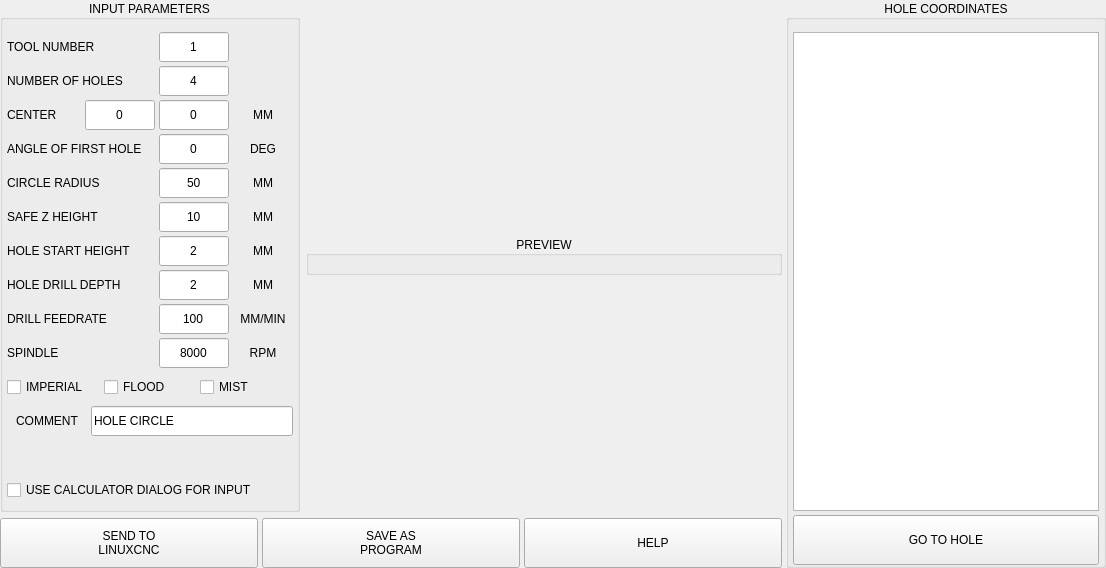
Above: utils/hole_circle.ui from persei802/QtDragon_hd before the change. Below: the same form after it.
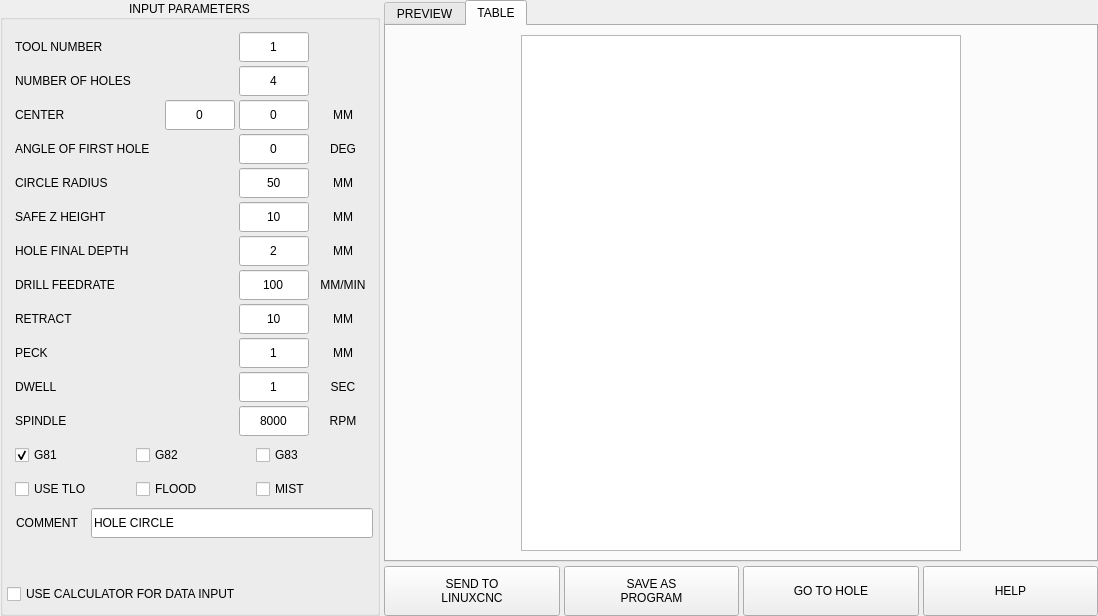
That is the form after the change. The open tabs and pages were chosen to show the change.

Commit message: put preview and report table in a tab_widget

Diff of the .ui file:
```diff
--- a/utils/hole_circle.ui
+++ b/utils/hole_circle.ui
@@ -6,14 +6,14 @@
    <rect>
     <x>0</x>
     <y>0</y>
-    <width>1106</width>
-    <height>568</height>
+    <width>1098</width>
+    <height>616</height>
    </rect>
   </property>
   <property name="windowTitle">
    <string>Form</string>
   </property>
-  <layout class="QHBoxLayout" name="horizontalLayout_14" stretch="1,0">
+  <layout class="QHBoxLayout" name="horizontalLayout_14" stretch="0,1">
    <property name="spacing">
     <number>4</number>
    </property>
@@ -30,29 +30,16 @@
     <number>0</number>
    </property>
    <item>
-    <layout class="QVBoxLayout" name="verticalLayout_2">
-     <property name="spacing">
-      <number>6</number>
+    <widget class="QGroupBox" name="gbox_parameters">
+     <property name="minimumSize">
+      <size>
+       <width>380</width>
+       <height>0</height>
+      </size>
      </property>
-     <property name="rightMargin">
-      <number>0</number>
-     </property>
-     <item>
-      <layout class="QHBoxLayout" name="horizontalLayout_15">
-       <property name="topMargin">
-        <number>0</number>
-       </property>
-       <property name="rightMargin">
-        <number>0</number>
-       </property>
-       <property name="bottomMargin">
-        <number>0</number>
-       </property>
-       <item>
-        <widget class="QGroupBox" name="groupbox_parameters">
          <property name="maximumSize">
           <size>
-           <width>300</width>
+       <width>380</width>
            <height>16777215</height>
           </size>
          </property>
@@ -90,19 +77,22 @@
              <widget class="QLabel" name="lbl_tool">
               <property name="minimumSize">
                <size>
-                <width>160</width>
+            <width>0</width>
                 <height>0</height>
                </size>
               </property>
               <property name="maximumSize">
                <size>
-                <width>160</width>
+            <width>16777215</width>
                 <height>16777215</height>
                </size>
               </property>
               <property name="text">
                <string>TOOL NUMBER</string>
               </property>
+          <property name="indent">
+           <number>8</number>
+          </property>
              </widget>
             </item>
             <item>
@@ -172,19 +162,22 @@
              <widget class="QLabel" name="lbl_num_holes">
               <property name="minimumSize">
                <size>
-                <width>160</width>
+            <width>0</width>
                 <height>0</height>
                </size>
               </property>
               <property name="maximumSize">
                <size>
-                <width>160</width>
+            <width>16777215</width>
                 <height>16777215</height>
                </size>
               </property>
               <property name="text">
                <string>NUMBER OF HOLES</string>
               </property>
+          <property name="indent">
+           <number>8</number>
+          </property>
              </widget>
             </item>
             <item>
@@ -279,6 +272,9 @@
               <property name="text">
                <string>CENTER</string>
               </property>
+          <property name="indent">
+           <number>8</number>
+          </property>
              </widget>
             </item>
             <item>
@@ -395,6 +391,9 @@
               <property name="text">
                <string>ANGLE OF FIRST HOLE</string>
               </property>
+          <property name="indent">
+           <number>8</number>
+          </property>
              </widget>
             </item>
             <item>
@@ -492,6 +491,9 @@
               <property name="text">
                <string>CIRCLE RADIUS</string>
               </property>
+          <property name="indent">
+           <number>8</number>
+          </property>
              </widget>
             </item>
             <item>
@@ -586,6 +588,9 @@
               <property name="text">
                <string>SAFE Z HEIGHT</string>
               </property>
+          <property name="indent">
+           <number>8</number>
+          </property>
              </widget>
             </item>
             <item>
@@ -655,91 +660,6 @@
             </item>
            </layout>
           </item>
-          <item>
-           <layout class="QHBoxLayout" name="horizontalLayout_2">
-            <property name="spacing">
-             <number>4</number>
-            </property>
-            <property name="topMargin">
-             <number>0</number>
-            </property>
-            <item>
-             <widget class="QLabel" name="lbl_start_height">
-              <property name="maximumSize">
-               <size>
-                <width>16777215</width>
-                <height>16777215</height>
-               </size>
-              </property>
-              <property name="text">
-               <string>HOLE START HEIGHT</string>
-              </property>
-             </widget>
-            </item>
-            <item>
-             <widget class="QLineEdit" name="lineEdit_start">
-              <property name="sizePolicy">
-               <sizepolicy hsizetype="Preferred" vsizetype="Preferred">
-                <horstretch>0</horstretch>
-                <verstretch>0</verstretch>
-               </sizepolicy>
-              </property>
-              <property name="minimumSize">
-               <size>
-                <width>70</width>
-                <height>30</height>
-               </size>
-              </property>
-              <property name="maximumSize">
-               <size>
-                <width>70</width>
-                <height>30</height>
-               </size>
-              </property>
-              <property name="focusPolicy">
-               <enum>Qt::ClickFocus</enum>
-              </property>
-              <property name="text">
-               <string>2</string>
-              </property>
-              <property name="alignment">
-               <set>Qt::AlignCenter</set>
-              </property>
-             </widget>
-            </item>
-            <item>
-             <widget class="QLabel" name="lbl_start_unit">
-              <property name="sizePolicy">
-               <sizepolicy hsizetype="Preferred" vsizetype="Preferred">
-                <horstretch>0</horstretch>
-                <verstretch>0</verstretch>
-               </sizepolicy>
-              </property>
-              <property name="minimumSize">
-               <size>
-                <width>60</width>
-                <height>24</height>
-               </size>
-              </property>
-              <property name="maximumSize">
-               <size>
-                <width>60</width>
-                <height>24</height>
-               </size>
-              </property>
-              <property name="text">
-               <string>MM</string>
-              </property>
-              <property name="scaledContents">
-               <bool>true</bool>
-              </property>
-              <property name="alignment">
-               <set>Qt::AlignCenter</set>
-              </property>
-             </widget>
-            </item>
-           </layout>
-          </item>
           <item>
            <layout class="QHBoxLayout" name="horizontalLayout_11">
             <property name="spacing">
@@ -763,7 +683,10 @@
                </size>
               </property>
               <property name="text">
-               <string>HOLE DRILL DEPTH</string>
+           <string>HOLE FINAL DEPTH</string>
+          </property>
+          <property name="indent">
+           <number>8</number>
               </property>
              </widget>
             </item>
@@ -850,6 +773,9 @@
               <property name="text">
                <string>DRILL FEEDRATE</string>
               </property>
+          <property name="indent">
+           <number>8</number>
+          </property>
              </widget>
             </item>
             <item>
@@ -919,6 +845,222 @@
             </item>
            </layout>
           </item>
+      <item>
+       <layout class="QHBoxLayout" name="horizontalLayout_15">
+        <property name="spacing">
+         <number>4</number>
+        </property>
+        <property name="topMargin">
+         <number>0</number>
+        </property>
+        <item>
+         <widget class="QLabel" name="label_3">
+          <property name="text">
+           <string>RETRACT</string>
+          </property>
+          <property name="indent">
+           <number>8</number>
+          </property>
+         </widget>
+        </item>
+        <item>
+         <widget class="QLineEdit" name="lineEdit_retract">
+          <property name="sizePolicy">
+           <sizepolicy hsizetype="Preferred" vsizetype="Preferred">
+            <horstretch>0</horstretch>
+            <verstretch>0</verstretch>
+           </sizepolicy>
+          </property>
+          <property name="minimumSize">
+           <size>
+            <width>70</width>
+            <height>30</height>
+           </size>
+          </property>
+          <property name="maximumSize">
+           <size>
+            <width>70</width>
+            <height>30</height>
+           </size>
+          </property>
+          <property name="focusPolicy">
+           <enum>Qt::ClickFocus</enum>
+          </property>
+          <property name="text">
+           <string>10</string>
+          </property>
+          <property name="alignment">
+           <set>Qt::AlignCenter</set>
+          </property>
+         </widget>
+        </item>
+        <item>
+         <widget class="QLabel" name="lbl_retract_unit">
+          <property name="minimumSize">
+           <size>
+            <width>60</width>
+            <height>0</height>
+           </size>
+          </property>
+          <property name="maximumSize">
+           <size>
+            <width>60</width>
+            <height>16777215</height>
+           </size>
+          </property>
+          <property name="text">
+           <string>MM</string>
+          </property>
+          <property name="alignment">
+           <set>Qt::AlignCenter</set>
+          </property>
+         </widget>
+        </item>
+       </layout>
+      </item>
+      <item>
+       <layout class="QHBoxLayout" name="horizontalLayout_18">
+        <property name="spacing">
+         <number>4</number>
+        </property>
+        <property name="topMargin">
+         <number>0</number>
+        </property>
+        <item>
+         <widget class="QLabel" name="label_6">
+          <property name="text">
+           <string>PECK</string>
+          </property>
+          <property name="indent">
+           <number>8</number>
+          </property>
+         </widget>
+        </item>
+        <item>
+         <widget class="QLineEdit" name="lineEdit_peck">
+          <property name="sizePolicy">
+           <sizepolicy hsizetype="Preferred" vsizetype="Preferred">
+            <horstretch>0</horstretch>
+            <verstretch>0</verstretch>
+           </sizepolicy>
+          </property>
+          <property name="minimumSize">
+           <size>
+            <width>70</width>
+            <height>30</height>
+           </size>
+          </property>
+          <property name="maximumSize">
+           <size>
+            <width>70</width>
+            <height>30</height>
+           </size>
+          </property>
+          <property name="text">
+           <string>1</string>
+          </property>
+          <property name="alignment">
+           <set>Qt::AlignCenter</set>
+          </property>
+         </widget>
+        </item>
+        <item>
+         <widget class="QLabel" name="lbl_peck_unit">
+          <property name="minimumSize">
+           <size>
+            <width>60</width>
+            <height>30</height>
+           </size>
+          </property>
+          <property name="maximumSize">
+           <size>
+            <width>60</width>
+            <height>30</height>
+           </size>
+          </property>
+          <property name="text">
+           <string>MM</string>
+          </property>
+          <property name="alignment">
+           <set>Qt::AlignCenter</set>
+          </property>
+         </widget>
+        </item>
+       </layout>
+      </item>
+      <item>
+       <layout class="QHBoxLayout" name="horizontalLayout_17">
+        <property name="spacing">
+         <number>4</number>
+        </property>
+        <property name="topMargin">
+         <number>0</number>
+        </property>
+        <item>
+         <widget class="QLabel" name="label_4">
+          <property name="text">
+           <string>DWELL</string>
+          </property>
+          <property name="indent">
+           <number>8</number>
+          </property>
+         </widget>
+        </item>
+        <item>
+         <widget class="QLineEdit" name="lineEdit_dwell">
+          <property name="sizePolicy">
+           <sizepolicy hsizetype="Preferred" vsizetype="Preferred">
+            <horstretch>0</horstretch>
+            <verstretch>0</verstretch>
+           </sizepolicy>
+          </property>
+          <property name="minimumSize">
+           <size>
+            <width>70</width>
+            <height>30</height>
+           </size>
+          </property>
+          <property name="maximumSize">
+           <size>
+            <width>70</width>
+            <height>30</height>
+           </size>
+          </property>
+          <property name="focusPolicy">
+           <enum>Qt::ClickFocus</enum>
+          </property>
+          <property name="text">
+           <string>1</string>
+          </property>
+          <property name="alignment">
+           <set>Qt::AlignCenter</set>
+          </property>
+         </widget>
+        </item>
+        <item>
+         <widget class="QLabel" name="label_5">
+          <property name="minimumSize">
+           <size>
+            <width>60</width>
+            <height>0</height>
+           </size>
+          </property>
+          <property name="maximumSize">
+           <size>
+            <width>60</width>
+            <height>16777215</height>
+           </size>
+          </property>
+          <property name="text">
+           <string>SEC</string>
+          </property>
+          <property name="alignment">
+           <set>Qt::AlignCenter</set>
+          </property>
+         </widget>
+        </item>
+       </layout>
+      </item>
           <item>
            <layout class="QHBoxLayout" name="horizontalLayout_10">
             <property name="spacing">
@@ -938,6 +1080,9 @@
               <property name="text">
                <string>SPINDLE</string>
               </property>
+          <property name="indent">
+           <number>8</number>
+          </property>
              </widget>
             </item>
             <item>
@@ -1007,11 +1152,132 @@
             </item>
            </layout>
           </item>
+      <item>
+       <layout class="QHBoxLayout" name="horizontalLayout_13">
+        <property name="spacing">
+         <number>4</number>
+        </property>
+        <property name="leftMargin">
+         <number>8</number>
+        </property>
+        <property name="topMargin">
+         <number>0</number>
+        </property>
+        <item>
+         <widget class="QCheckBox" name="chk_g81">
+          <property name="sizePolicy">
+           <sizepolicy hsizetype="Preferred" vsizetype="Preferred">
+            <horstretch>0</horstretch>
+            <verstretch>0</verstretch>
+           </sizepolicy>
+          </property>
+          <property name="minimumSize">
+           <size>
+            <width>0</width>
+            <height>30</height>
+           </size>
+          </property>
+          <property name="maximumSize">
+           <size>
+            <width>16777215</width>
+            <height>30</height>
+           </size>
+          </property>
+          <property name="focusPolicy">
+           <enum>Qt::ClickFocus</enum>
+          </property>
+          <property name="toolTip">
+           <string>Drill to final depth, retract</string>
+          </property>
+          <property name="text">
+           <string>G81</string>
+          </property>
+          <property name="checked">
+           <bool>true</bool>
+          </property>
+          <property name="autoExclusive">
+           <bool>true</bool>
+          </property>
+         </widget>
+        </item>
+        <item>
+         <widget class="QCheckBox" name="chk_g82">
+          <property name="sizePolicy">
+           <sizepolicy hsizetype="Preferred" vsizetype="Preferred">
+            <horstretch>0</horstretch>
+            <verstretch>0</verstretch>
+           </sizepolicy>
+          </property>
+          <property name="minimumSize">
+           <size>
+            <width>0</width>
+            <height>30</height>
+           </size>
+          </property>
+          <property name="maximumSize">
+           <size>
+            <width>16777215</width>
+            <height>30</height>
+           </size>
+          </property>
+          <property name="focusPolicy">
+           <enum>Qt::ClickFocus</enum>
+          </property>
+          <property name="toolTip">
+           <string>Drill to final depth, dwell, retract</string>
+          </property>
+          <property name="text">
+           <string>G82</string>
+          </property>
+          <property name="autoExclusive">
+           <bool>true</bool>
+          </property>
+         </widget>
+        </item>
+        <item>
+         <widget class="QCheckBox" name="chk_g83">
+          <property name="sizePolicy">
+           <sizepolicy hsizetype="Preferred" vsizetype="Preferred">
+            <horstretch>0</horstretch>
+            <verstretch>0</verstretch>
+           </sizepolicy>
+          </property>
+          <property name="minimumSize">
+           <size>
+            <width>0</width>
+            <height>30</height>
+           </size>
+          </property>
+          <property name="maximumSize">
+           <size>
+            <width>16777215</width>
+            <height>30</height>
+           </size>
+          </property>
+          <property name="focusPolicy">
+           <enum>Qt::ClickFocus</enum>
+          </property>
+          <property name="toolTip">
+           <string>Drill incrementally, retract by peck depth, repeat until final depth, retract</string>
+          </property>
+          <property name="text">
+           <string>G83</string>
+          </property>
+          <property name="autoExclusive">
+           <bool>true</bool>
+          </property>
+         </widget>
+        </item>
+       </layout>
+      </item>
           <item>
            <layout class="QHBoxLayout" name="horizontalLayout_5">
             <property name="spacing">
              <number>4</number>
             </property>
+        <property name="leftMargin">
+         <number>8</number>
+        </property>
             <property name="topMargin">
              <number>0</number>
             </property>
@@ -1039,7 +1305,7 @@
                <enum>Qt::ClickFocus</enum>
               </property>
               <property name="text">
-               <string>IMPERIAL</string>
+           <string>USE TLO</string>
               </property>
              </widget>
             </item>
@@ -1132,6 +1398,9 @@
               <property name="alignment">
                <set>Qt::AlignCenter</set>
               </property>
+          <property name="indent">
+           <number>8</number>
+          </property>
              </widget>
             </item>
             <item>
@@ -1207,7 +1476,7 @@
              <enum>Qt::ClickFocus</enum>
             </property>
             <property name="text">
-             <string>USE CALCULATOR DIALOG FOR INPUT</string>
+         <string>USE CALCULATOR FOR DATA INPUT</string>
             </property>
            </widget>
           </item>
@@ -1215,80 +1484,89 @@
         </widget>
        </item>
        <item>
-        <widget class="QGroupBox" name="groupbox_preview">
-         <property name="maximumSize">
-          <size>
-           <width>16777215</width>
-           <height>16777215</height>
-          </size>
-         </property>
-         <property name="title">
+    <layout class="QVBoxLayout" name="verticalLayout_2" stretch="0,0">
+     <property name="spacing">
+      <number>4</number>
+     </property>
+     <property name="rightMargin">
+      <number>0</number>
+     </property>
+     <item>
+      <widget class="QTabWidget" name="tabWidget_hole_circle">
+       <property name="currentIndex">
+        <number>0</number>
+       </property>
+       <widget class="QWidget" name="tab_preview">
+        <attribute name="title">
           <string>PREVIEW</string>
-         </property>
-         <property name="alignment">
-          <set>Qt::AlignCenter</set>
-         </property>
-         <layout class="QVBoxLayout" name="layout_gb_preview" stretch="1">
+        </attribute>
+        <layout class="QVBoxLayout" name="verticalLayout_3">
+         <item>
+          <layout class="QHBoxLayout" name="layout_preview">
           <property name="spacing">
            <number>4</number>
           </property>
-          <property name="sizeConstraint">
-           <enum>QLayout::SetMaximumSize</enum>
-          </property>
-          <property name="leftMargin">
-           <number>4</number>
-          </property>
           <property name="topMargin">
-           <number>12</number>
+            <number>0</number>
           </property>
           <property name="rightMargin">
-           <number>4</number>
+            <number>0</number>
           </property>
           <property name="bottomMargin">
-           <number>4</number>
-          </property>
-          <item>
-           <layout class="QVBoxLayout" name="layout_preview">
-            <property name="spacing">
-             <number>4</number>
+            <number>0</number>
             </property>
            </layout>
           </item>
          </layout>
         </widget>
-       </item>
-      </layout>
-     </item>
-     <item>
-      <widget class="QWidget" name="widget_buttons" native="true">
+       <widget class="QWidget" name="tab_table">
+        <attribute name="title">
+         <string>TABLE</string>
+        </attribute>
+        <layout class="QVBoxLayout" name="verticalLayout_4">
+         <item alignment="Qt::AlignHCenter">
+          <widget class="QTableView" name="table_hole_circle">
+           <property name="sizePolicy">
+            <sizepolicy hsizetype="Preferred" vsizetype="Expanding">
+             <horstretch>0</horstretch>
+             <verstretch>0</verstretch>
+            </sizepolicy>
+           </property>
        <property name="minimumSize">
         <size>
-         <width>0</width>
-         <height>50</height>
+             <width>440</width>
+             <height>0</height>
         </size>
        </property>
        <property name="maximumSize">
         <size>
-         <width>16777215</width>
-         <height>50</height>
-        </size>
-       </property>
-       <layout class="QHBoxLayout" name="horizontalLayout_13">
+             <width>440</width>
+             <height>16777215</height>
+            </size>
+           </property>
+           <property name="focusPolicy">
+            <enum>Qt::ClickFocus</enum>
+           </property>
+           <property name="editTriggers">
+            <set>QAbstractItemView::NoEditTriggers</set>
+           </property>
+           <attribute name="verticalHeaderVisible">
+            <bool>false</bool>
+           </attribute>
+          </widget>
+         </item>
+        </layout>
+       </widget>
+      </widget>
+     </item>
+     <item>
+      <layout class="QHBoxLayout" name="horizontalLayout_12">
         <property name="spacing">
          <number>4</number>
         </property>
-        <property name="leftMargin">
-         <number>0</number>
-        </property>
         <property name="topMargin">
          <number>0</number>
         </property>
-        <property name="rightMargin">
-         <number>0</number>
-        </property>
-        <property name="bottomMargin">
-         <number>0</number>
-        </property>
         <item>
          <widget class="QPushButton" name="btn_send">
           <property name="sizePolicy">
@@ -1347,6 +1625,31 @@
           </property>
          </widget>
         </item>
+       <item>
+        <widget class="QPushButton" name="btn_goto_hole">
+         <property name="sizePolicy">
+          <sizepolicy hsizetype="Preferred" vsizetype="Preferred">
+           <horstretch>0</horstretch>
+           <verstretch>0</verstretch>
+          </sizepolicy>
+         </property>
+         <property name="minimumSize">
+          <size>
+           <width>0</width>
+           <height>50</height>
+          </size>
+         </property>
+         <property name="maximumSize">
+          <size>
+           <width>16777215</width>
+           <height>50</height>
+          </size>
+         </property>
+         <property name="text">
+          <string>GO TO HOLE</string>
+         </property>
+        </widget>
+       </item>
         <item>
          <widget class="QPushButton" name="btn_help">
           <property name="sizePolicy">
@@ -1379,81 +1682,9 @@
          </widget>
         </item>
        </layout>
-      </widget>
      </item>
     </layout>
    </item>
-   <item>
-    <widget class="QGroupBox" name="groupBox_report">
-     <property name="minimumSize">
-      <size>
-       <width>320</width>
-       <height>0</height>
-      </size>
-     </property>
-     <property name="title">
-      <string>HOLE COORDINATES</string>
-     </property>
-     <property name="alignment">
-      <set>Qt::AlignCenter</set>
-     </property>
-     <layout class="QVBoxLayout" name="verticalLayout_3">
-      <property name="spacing">
-       <number>4</number>
-      </property>
-      <property name="leftMargin">
-       <number>4</number>
-      </property>
-      <property name="topMargin">
-       <number>12</number>
-      </property>
-      <property name="rightMargin">
-       <number>4</number>
-      </property>
-      <property name="bottomMargin">
-       <number>0</number>
-      </property>
-      <item>
-       <widget class="QTableView" name="report">
-        <property name="showGrid">
-         <bool>false</bool>
-        </property>
-        <attribute name="horizontalHeaderDefaultSectionSize">
-         <number>60</number>
-        </attribute>
-        <attribute name="verticalHeaderVisible">
-         <bool>false</bool>
-        </attribute>
-       </widget>
-      </item>
-      <item>
-       <widget class="QPushButton" name="btn_goto_hole">
-        <property name="sizePolicy">
-         <sizepolicy hsizetype="Preferred" vsizetype="Preferred">
-          <horstretch>0</horstretch>
-          <verstretch>0</verstretch>
-         </sizepolicy>
-        </property>
-        <property name="minimumSize">
-         <size>
-          <width>0</width>
-          <height>50</height>
-         </size>
-        </property>
-        <property name="maximumSize">
-         <size>
-          <width>16777215</width>
-          <height>50</height>
-         </size>
-        </property>
-        <property name="text">
-         <string>GO TO HOLE</string>
-        </property>
-       </widget>
-      </item>
-     </layout>
-    </widget>
-   </item>
   </layout>
  </widget>
  <resources/>
```
Left out of the diff: 5 changed lines with no effect on the pictures. Lines whose indentation alone changed are shown as unchanged. The commit also changes 2 other files.
